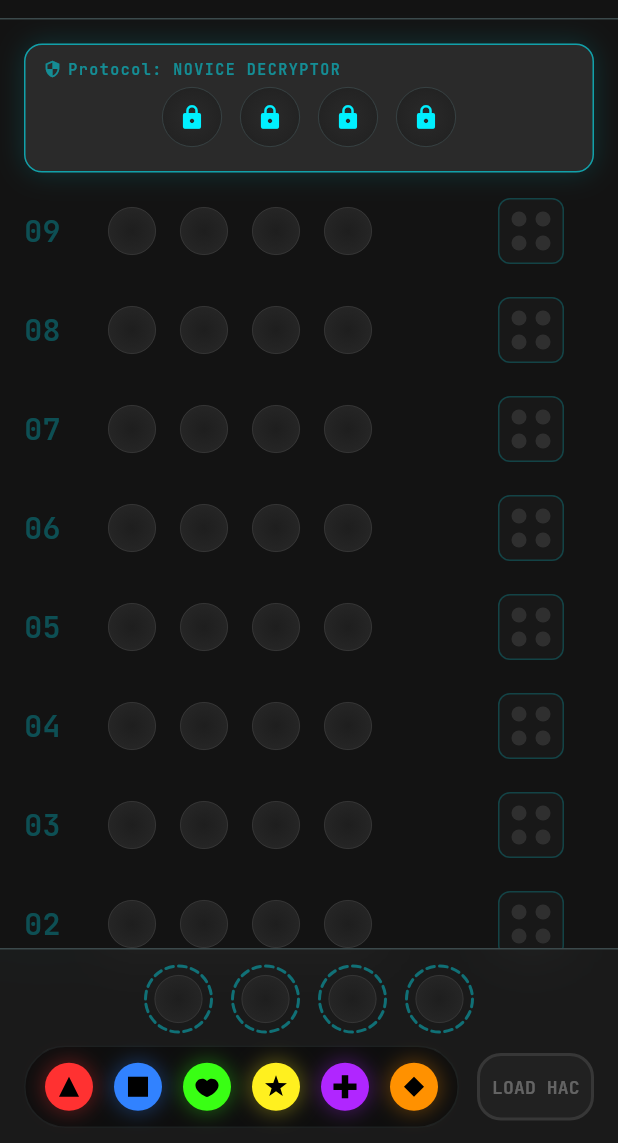
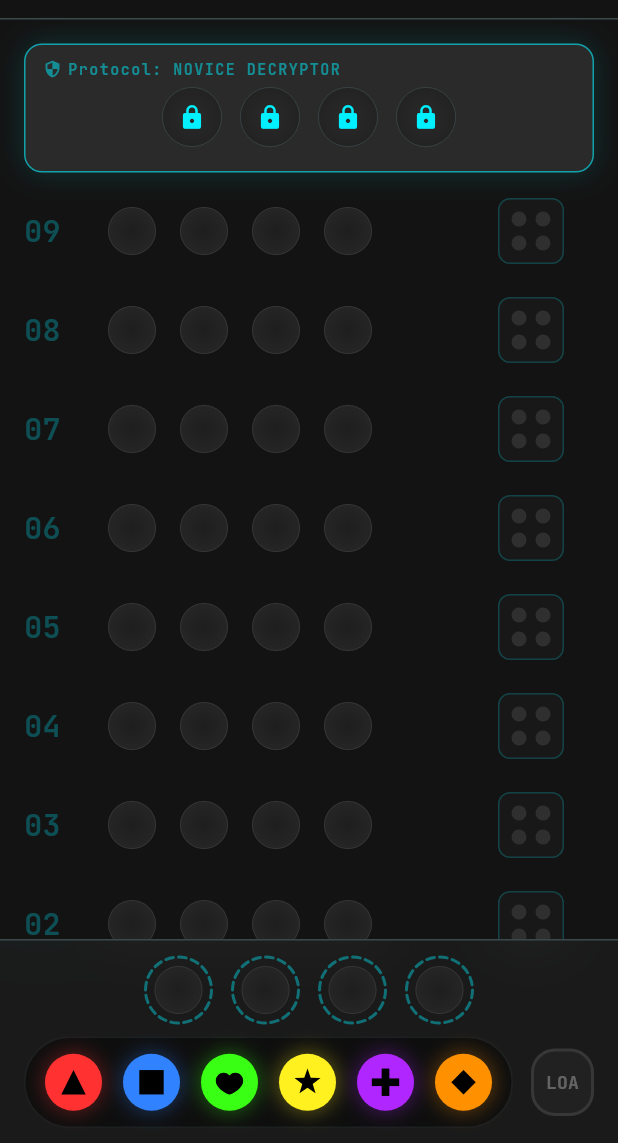
Before and after one commit to mikeberry99/colour-breaker, a Flutter app: the GameBoardScreen screen opened by its route, on a phone screen of 412 x 824 dp, the part 93-1236 px from its top. Run offline on Flutter 3.47's test engine with Material 3 defaults, Android fonts, the phone set to English and light mode, and no system bars; our stand-ins replace flutter_riverpod, go_router, google_fonts.

Commit message:
feat: implement game board architecture including security protocol system and UI components

```diff
--- a/lib/core/theme/design_tokens.dart
+++ b/lib/core/theme/design_tokens.dart
@@ -6,6 +6,7 @@
   static const Color boardSurface = Color(0xFF1E1E1E);
   static const Color surfaceContainer = Color(0xFF201F1F);
   static const Color surfaceContainerHigh = Color(0xFF2A2A2A);
+  static const Color surfaceContainerLowest = Color(0xFF0E0E0E);
   static const Color surfaceContainerHighest = Color(0xFF353534);
   static const Color primaryFixed = Color(0xFF7DF4FF);
   static const Color onSurface = Color(0xFFE5E2E1);
--- a/lib/core/ui/neon_orb.dart
+++ b/lib/core/ui/neon_orb.dart
@@ -1,5 +1,6 @@
 import 'dart:math' as math;
 import 'package:flutter/material.dart';
+import '../theme/design_tokens.dart';
 import 'package:colour_breaker/features/game_board/domain/entities/game_color.dart';
 
 class NeonOrb extends StatelessWidget {
@@ -29,8 +30,8 @@
         height: size,
         decoration: BoxDecoration(
           shape: BoxShape.circle,
-          gradient: const RadialGradient(
-            colors: [Color(0xFF1E1E1E), Color(0xFF2A2A2A)],
+          gradient: RadialGradient(
+            colors: [DesignTokens.boardSurface, DesignTokens.surfaceContainerHigh],
             center: Alignment.center,
             radius: 0.8,
           ),
--- a/lib/features/game_board/domain/entities/game_state.dart
+++ b/lib/features/game_board/domain/entities/game_state.dart
@@ -53,6 +53,7 @@
     int? maxAttempts,
     SecurityProtocol? protocol,
     String? selectedQuote,
+    bool clearSelectedQuote = false,
   }) {
     return GameState(
       gameId: gameId ?? this.gameId,
@@ -62,7 +63,7 @@
       status: status ?? this.status,
       maxAttempts: maxAttempts ?? this.maxAttempts,
       protocol: protocol ?? this.protocol,
-      selectedQuote: selectedQuote ?? this.selectedQuote,
+      selectedQuote: clearSelectedQuote ? null : (selectedQuote ?? this.selectedQuote),
     );
   }
 }
--- a/lib/features/game_board/domain/entities/guess.dart
+++ b/lib/features/game_board/domain/entities/guess.dart
@@ -5,7 +5,5 @@
 
   const Guess({required this.colors});
 
-  bool get isComplete => colors.length == 5 && !colors.contains(GameColor.empty);
-
   bool isCompleteFor(int slotCount) => colors.length == slotCount && !colors.contains(GameColor.empty);
 }
--- a/lib/features/game_board/presentation/pages/game_board_screen.dart
+++ b/lib/features/game_board/presentation/pages/game_board_screen.dart
@@ -159,27 +159,20 @@
         ),
       ),
       body: SafeArea(
-        child: Column(
+        child: Stack(
+          children: [
+            Column(
               children: [
                 _buildAppBar(context),
                 Expanded(
                   child: Center(
                     child: Container(
                       constraints: const BoxConstraints(maxWidth: DesignTokens.maxBoardWidth),
-                  child: Column(
+                      child: const Column(
                         children: [
-                      const HeaderWidget(),
-                      if (isGameOver && !isDismissed) ...[
-                        const SizedBox(height: 12),
-                        GameResultOverlay(
-                          gameState: gameState,
-                          onClose: () {
-                            ref.read(overlayDismissedProvider.notifier).dismiss();
-                          },
-                        ),
-                      ],
-                      const SizedBox(height: 12),
-                      const Expanded(
+                          HeaderWidget(),
+                          SizedBox(height: 12),
+                          Expanded(
                             child: SingleChildScrollView(
                               padding: EdgeInsets.symmetric(horizontal: DesignTokens.gutter),
                               child: Column(
@@ -191,6 +184,25 @@
                             ),
                           ),
                         ],
+                      ),
+                    ),
+                  ),
+                ),
+              ],
+            ),
+            if (isGameOver && !isDismissed)
+              Positioned.fill(
+                child: Container(
+                  color: Colors.black.withValues(alpha: 0.7),
+                  child: Center(
+                    child: Container(
+                      constraints: const BoxConstraints(maxWidth: DesignTokens.maxBoardWidth),
+                      child: GameResultOverlay(
+                        gameState: gameState,
+                        onClose: () {
+                          ref.read(overlayDismissedProvider.notifier).dismiss();
+                        },
+                      ),
                     ),
                   ),
                 ),
@@ -232,7 +244,7 @@
                     child: Text(
                       'TERMINAL',
                       style: TextStyle(
-                        fontFamily: 'JetBrains Mono',
+                        fontFamily: DesignTokens.labelFont,
                         fontSize: 22,
                         fontWeight: FontWeight.bold,
                         color: DesignTokens.primaryNeonCyan,
@@ -296,7 +308,7 @@
             Text(
               label,
               style: const TextStyle(
-                fontFamily: 'JetBrains Mono',
+                fontFamily: DesignTokens.labelFont,
                 fontSize: 16,
                 fontWeight: FontWeight.w600,
                 color: Colors.white,
--- a/lib/features/game_board/presentation/widgets/active_guess_row.dart
+++ b/lib/features/game_board/presentation/widgets/active_guess_row.dart
@@ -25,6 +25,11 @@
           final color = hasColor ? activeGuess.colors[index] : GameColor.empty;
           return Padding(
             padding: const EdgeInsets.symmetric(horizontal: 6),
+            child: Semantics(
+              label: hasColor
+                  ? 'Slot ${index + 1}: ${activeGuess.colors[index].name}'
+                  : 'Slot ${index + 1}: empty',
+              button: hasColor && isPlaying,
               child: GestureDetector(
                 onTap: hasColor && isPlaying
                     ? () {
@@ -62,6 +67,7 @@
                   },
                 ),
               ),
+            ),
           );
         }),
       ],
--- a/lib/features/game_board/presentation/widgets/color_palette.dart
+++ b/lib/features/game_board/presentation/widgets/color_palette.dart
@@ -21,7 +21,7 @@
         color: const Color(0xFF0E0E0E), // surface-container-lowest
         borderRadius: BorderRadius.circular(999),
         border: Border.all(
-          color: const Color(0xFF3B494B)
+          color: DesignTokens.outlineVariant
               .withValues(alpha: 0.3), // outline-variant/30
         ),
       ),
@@ -30,10 +30,14 @@
         children: validColors.map((color) {
           return Padding(
             padding: const EdgeInsets.symmetric(horizontal: 2.5),
-            child: GestureDetector(
-              onTap: () =>
-                  ref.read(gameStateProvider.notifier).addColor(color),
-              child: _PaletteOrb(color: color),
+            child: Semantics(
+              label: '${color.name} colour',
+              button: true,
+              child: GestureDetector(
+                onTap: () =>
+                    ref.read(gameStateProvider.notifier).addColor(color),
+                child: _PaletteOrb(color: color),
+              ),
             ),
           );
         }).toList(),
@@ -45,7 +49,7 @@
 class _PaletteOrb extends StatefulWidget {
   final GameColor color;
 
-  const _PaletteOrb({required this.color, super.key});
+  const _PaletteOrb({required this.color});
 
   @override
   State<_PaletteOrb> createState() => _PaletteOrbState();
@@ -74,7 +78,7 @@
           boxShadow: _isHovered
               ? [
                   BoxShadow(
-                    color: DesignTokens.primaryNeonCyan.withValues(alpha: 0.4),
+                     color: DesignTokens.primaryNeonCyan.withValues(alpha: 0.4),
                     blurRadius: 6,
                     spreadRadius: 1,
                   ),
@@ -83,7 +87,7 @@
         ),
         child: NeonOrb(
           gameColor: widget.color,
-          size: 32,
+          size: 38,
         ),
       ),
     );
--- a/lib/features/game_board/presentation/widgets/guess_counter_badge.dart
+++ b/lib/features/game_board/presentation/widgets/guess_counter_badge.dart
@@ -2,7 +2,6 @@
 import 'package:flutter/material.dart';
 import 'package:flutter_riverpod/flutter_riverpod.dart';
 import '../../../../core/theme/design_tokens.dart';
-import '../../domain/entities/game_state.dart';
 import '../../domain/entities/security_protocol.dart';
 import '../providers/game_provider.dart';
 
--- a/lib/features/game_board/presentation/widgets/header_widget.dart
+++ b/lib/features/game_board/presentation/widgets/header_widget.dart
@@ -94,7 +94,7 @@
                                     gameColor: color,
                                   )
                                 : _LockedSlot(
-                                    key: const ValueKey('locked'),
+                                    key: ValueKey('locked-$index'),
                                     size: 40,
                                   ),
                           ),
```
Also changed, not shown: lib/features/game_board/domain/entities/security_protocol.dart (+39 -0 lines), lib/features/game_board/presentation/providers/game_provider.dart (+12 -4 lines), lib/features/game_board/presentation/providers/reveal_animation_provider.dart (+5 -6 lines), lib/features/game_board/presentation/widgets/game_result_overlay.dart (+21 -10 lines), lib/features/game_board/presentation/widgets/history_log.dart (+10 -4 lines), lib/features/game_board/presentation/widgets/security_protocol_dialog.dart (+10 -5 lines), lib/features/level_selection/presentation/providers/level_selection_provider.dart (+2 -29 lines), 2 other files. Lines whose indentation alone changed are shown as unchanged.
